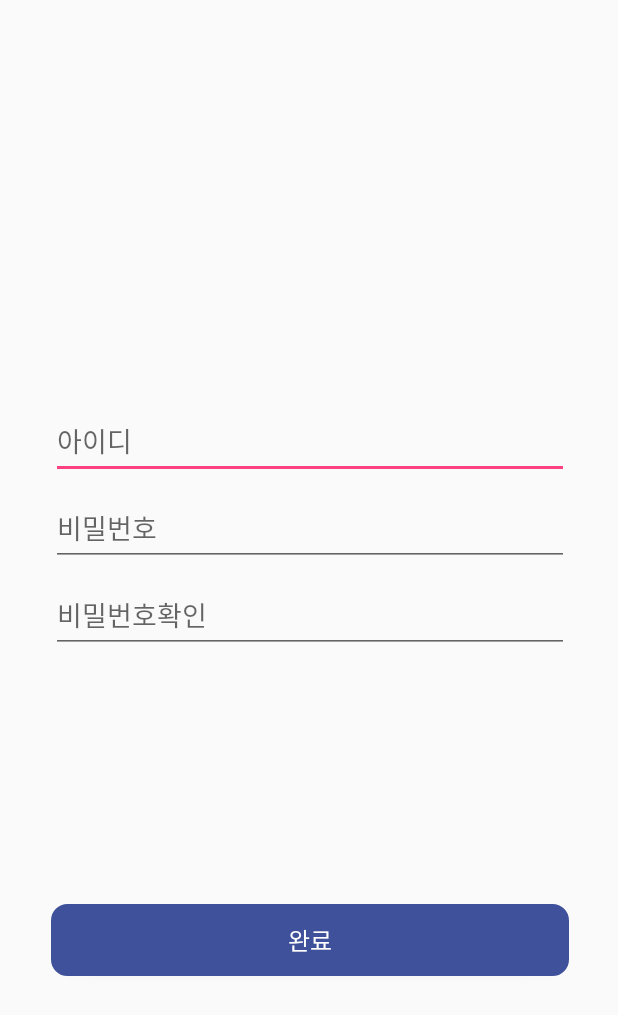
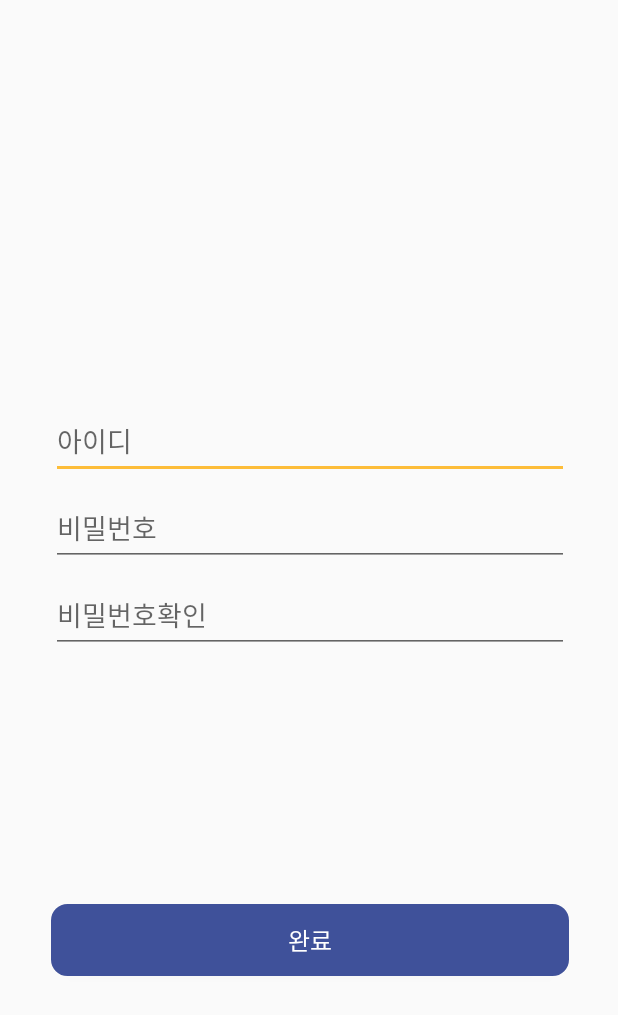
Before and after one commit to SujiKim6/TTT, an Android app: the RegisterActivity screen opened directly, with no data from a screen before it, on a phone screen of 412 x 824 dp. Shown: the top 1015 px of the screen. Run offline under Robolectric (Android 15) with nearby library versions, the phone set to English and light mode, and no system bars; Roboto replaces fonts that are not available here.

Commit message:
Change status bar color & change edittext color

```diff
--- a/app/src/main/res/layout/activity_login.xml
+++ b/app/src/main/res/layout/activity_login.xml
@@ -14,7 +14,6 @@
         android:ems="10"
         android:hint="아이디"
         android:inputType="textPersonName"
-        android:textColorLink="#fdbd39"
         app:layout_constraintHorizontal_bias="0.512"
         app:layout_constraintLeft_toLeftOf="parent"
         app:layout_constraintRight_toRightOf="parent"
@@ -29,7 +28,6 @@
         android:ems="10"
         android:hint="비밀번호"
         android:inputType="textPassword"
-        android:textColorLink="#fdbd39"
         app:layout_constraintHorizontal_bias="0.512"
         app:layout_constraintLeft_toLeftOf="parent"
         app:layout_constraintRight_toRightOf="parent"
--- a/app/src/main/res/layout/activity_register.xml
+++ b/app/src/main/res/layout/activity_register.xml
@@ -16,7 +16,6 @@
         android:ems="10"
         android:hint="아이디"
         android:inputType="textPersonName"
-        android:textColorLink="#fdbd39"
         app:layout_constraintHorizontal_bias="0.512"
         app:layout_constraintLeft_toLeftOf="parent"
         app:layout_constraintRight_toRightOf="parent"
@@ -31,7 +30,6 @@
         android:ems="10"
         android:hint="비밀번호"
         android:inputType="textPassword"
-        android:textColorLink="#fdbd39"
         app:layout_constraintHorizontal_bias="0.512"
         app:layout_constraintLeft_toLeftOf="parent"
         app:layout_constraintRight_toRightOf="parent"
@@ -46,7 +44,6 @@
         android:ems="10"
         android:hint="비밀번호확인"
         android:inputType="textPassword"
-        android:textColorLink="#fdbd39"
         app:layout_constraintHorizontal_bias="0.512"
         app:layout_constraintLeft_toLeftOf="parent"
         app:layout_constraintRight_toRightOf="parent"
--- a/app/src/main/res/values/colors.xml
+++ b/app/src/main/res/values/colors.xml
@@ -1,6 +1,8 @@
 <?xml version="1.0" encoding="utf-8"?>
 <resources>
     <color name="colorPrimary">#3F51B5</color>
-    <color name="colorPrimaryDark">#303F9F</color>
-    <color name="colorAccent">#FF4081</color>
+    <!--<color name="colorPrimaryDark">#303F9F</color>-->
+    <color name="colorPrimaryDark">#51a2b2</color>
+    <!--<color name="colorAccent">#FF4081</color>-->
+    <color name="colorAccent">#fdbd39</color>
 </resources>
```
